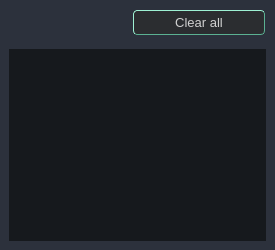
Old version of the form UI/forms/AqWatchListWidget.ui in the repository romangolovkou/AQteck_toolMAX.
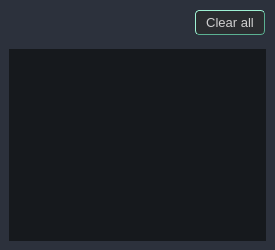
New version of the form. Custom widgets are drawn as their Qt base class.

Commit message: Додано кнопку clearAll до вікна вотч-ліст.

Patch:
```diff
--- a/UI/forms/AqWatchListWidget.ui
+++ b/UI/forms/AqWatchListWidget.ui
@@ -125,7 +125,7 @@
    <property name="bottomMargin">
     <number>0</number>
    </property>
-   <item>
+   <item alignment="Qt::AlignRight">
     <widget class="QFrame" name="headerFrame">
      <property name="minimumSize">
       <size>
@@ -150,7 +150,7 @@
        <number>0</number>
       </property>
       <property name="leftMargin">
-       <number>0</number>
+       <number>10</number>
       </property>
       <property name="topMargin">
        <number>10</number>
@@ -210,13 +210,13 @@
         </property>
         <property name="minimumSize">
          <size>
-          <width>0</width>
+          <width>70</width>
           <height>25</height>
          </size>
         </property>
         <property name="maximumSize">
          <size>
-          <width>16777215</width>
+          <width>70</width>
           <height>25</height>
          </size>
         </property>
```
Left out of the diff: 42 changed lines with no effect on the pictures. The commit also changes 7 other files.
